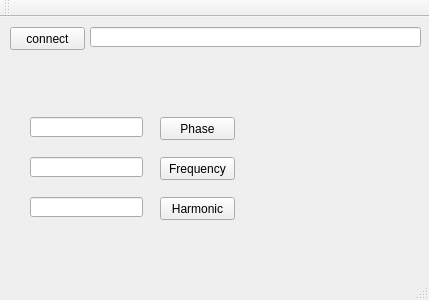
Above: SerialPortCommunicationQt/SerialPortCommunication/SRS/LockInAmplifier/Final_Lock-In-Amplifier/mainwindow.ui from vicvict/Lock-In-Amplifier before the change. Below: the same form after it.
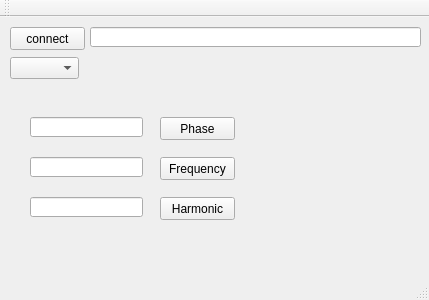
That is the form after the change.

The edit to the form file:
```diff
--- a/SerialPortCommunicationQt/SerialPortCommunication/SRS/LockInAmplifier/Final_Lock-In-Amplifier/mainwindow.ui
+++ b/SerialPortCommunicationQt/SerialPortCommunication/SRS/LockInAmplifier/Final_Lock-In-Amplifier/mainwindow.ui
@@ -106,7 +106,16 @@
     <property name="text">
      <string>Harmonic</string>
     </property>
->>>>>>> 54f2b6d9e5f3fb7c963bd09f384ec1804705b256
+   </widget>
+   <widget class="QComboBox" name="comboBoxLockInAmplifierModel">
+    <property name="geometry">
+     <rect>
+      <x>10</x>
+      <y>40</y>
+      <width>69</width>
+      <height>22</height>
+     </rect>
+    </property>
    </widget>
   </widget>
   <widget class="QMenuBar" name="menuBar">
```
Left out of the diff: 1 changed line with no effect on the pictures.
